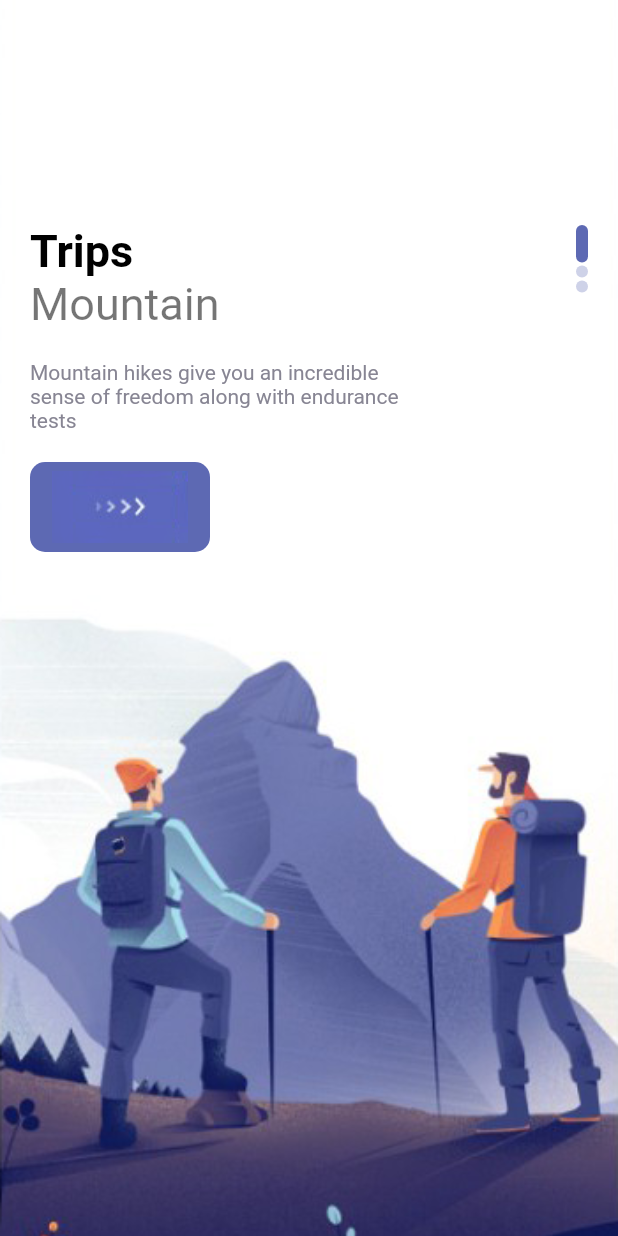
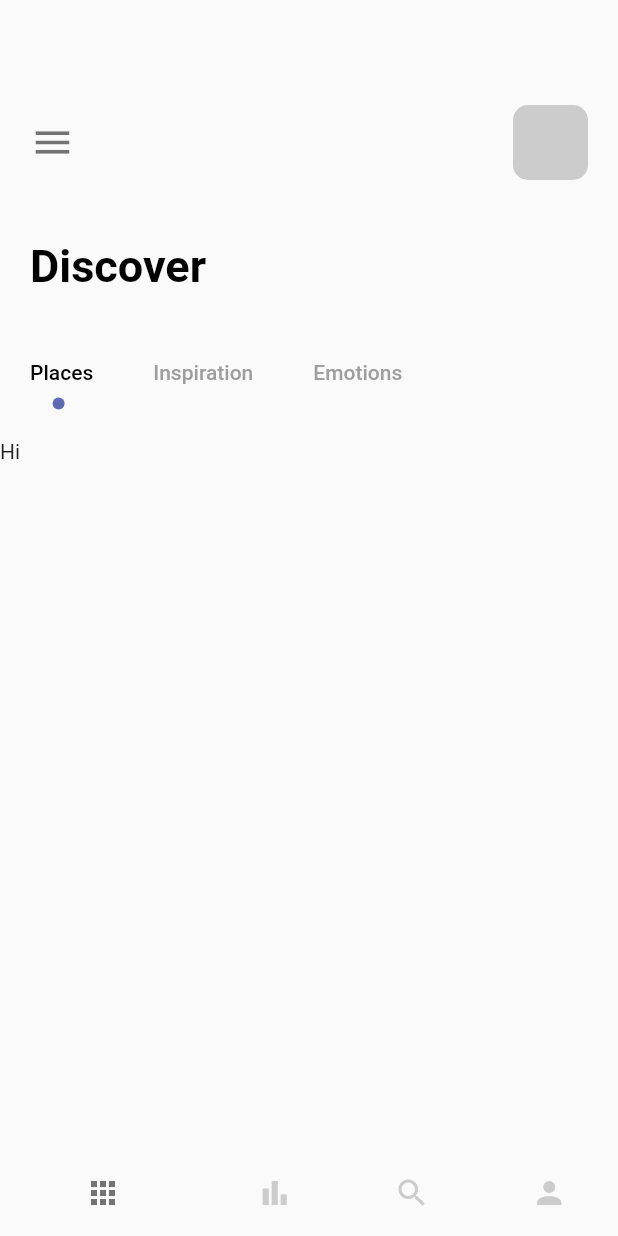
Before and after one commit to ThePenez/Flutter-Cubit-State-Managment-App, a Flutter app: the screen it shows after launch, on a phone screen of 412 x 824 dp. Run offline on Flutter 3.47's test engine with Material 2 defaults, Android fonts, the phone set to English and light mode, and no system bars.

Commit message:
Added bottom navigation bar and partial layout of home page

```diff
--- a/lib/main.dart
+++ b/lib/main.dart
@@ -1,5 +1,5 @@
 import 'package:flutter/material.dart';
-import 'package:flutter_cubit/pages/welcome_page.dart';
+import 'package:flutter_cubit/pages/nav_pages/main_page.dart';
 
 void main() {
   runApp(const MyApp());
@@ -12,13 +12,11 @@ class MyApp extends StatelessWidget {
   @override
   Widget build(BuildContext context) {
     return MaterialApp(
-      title: 'Flutter Demo',
-      debugShowCheckedModeBanner: false,
-      theme: ThemeData(
-
-        primarySwatch: Colors.blue,
-      ),
-      home: WelcomePage()
-    );
+        title: 'Flutter Demo',
+        debugShowCheckedModeBanner: false,
+        theme: ThemeData(
+          primarySwatch: Colors.blue,
+        ),
+        home: const MainPage());
   }
 }
--- a/lib/misc/colors.dart
+++ b/lib/misc/colors.dart
@@ -1,11 +1,11 @@
 import 'dart:ui';
 
-class AppColors{
-  static final Color textColor1= Color(0xFF989acd);
-  static final Color textColor2 = Color(0xFF878593);
-  static final Color bigTextColor=Color(0xFF2e2e31);
-  static final Color mainColor= Color(0xFF5d69b3);
-  static final Color starColor = Color(0xFFe7bb4e);
-  static final Color mainTextColor = Color(0xFFababad);
-  static final Color buttonBackground = Color(0xFFf1f1f9);
+class AppColors {
+  static const Color textColor1 = Color(0xFF989acd);
+  static const Color textColor2 = Color(0xFF878593);
+  static const Color bigTextColor = Color(0xFF2e2e31);
+  static const Color mainColor = Color(0xFF5d69b3);
+  static const Color starColor = Color(0xFFe7bb4e);
+  static const Color mainTextColor = Color(0xFFababad);
+  static const Color buttonBackground = Color(0xFFf1f1f9);
 }
--- /dev/null
+++ b/lib/pages/nav_pages/bar_item_page.dart
@@ -0,0 +1,12 @@
+import 'package:flutter/material.dart';
+
+class BarItemPage extends StatelessWidget {
+  const BarItemPage({Key? key}) : super(key: key);
+
+  @override
+  Widget build(BuildContext context) {
+    return const Center(
+      child: Text("Bar Item Page"),
+    );
+  }
+}
--- /dev/null
+++ b/lib/pages/nav_pages/home_page.dart
@@ -0,0 +1,117 @@
+import 'package:flutter/material.dart';
+import 'package:flutter_cubit/misc/colors.dart';
+import 'package:flutter_cubit/widgets/app_large_text.dart';
+
+class HomePage extends StatefulWidget {
+  const HomePage({Key? key}) : super(key: key);
+
+  @override
+  _HomePageState createState() => _HomePageState();
+}
+
+class _HomePageState extends State<HomePage> with TickerProviderStateMixin {
+  @override
+  Widget build(BuildContext context) {
+    TabController _tabController = TabController(length: 3, vsync: this);
+
+    return Scaffold(
+      body: Column(
+        crossAxisAlignment: CrossAxisAlignment.start,
+        children: [
+          //MENU TEXT
+          Container(
+            padding: const EdgeInsets.only(top: 70, left: 20),
+            child: Row(
+              children: [
+                const Icon(Icons.menu, size: 30, color: Colors.black54),
+                const Expanded(child: SizedBox()),
+                Container(
+                  margin: const EdgeInsets.only(right: 20),
+                  width: 50,
+                  height: 50,
+                  decoration: BoxDecoration(
+                    borderRadius: BorderRadius.circular(10),
+                    color: Colors.grey.withOpacity(0.5),
+                  ),
+                )
+              ],
+            ),
+          ),
+          const SizedBox(height: 40),
+          //DISCOVER TEXT
+          Container(
+            margin: const EdgeInsets.only(left: 20),
+            child: const AppLargeText(text: "Discover"),
+          ),
+          const SizedBox(height: 30),
+          //TAB BAR
+          Container(
+            child: Align(
+              alignment: Alignment.centerLeft,
+              child: TabBar(
+                labelPadding: const EdgeInsets.only(left: 20, right: 20),
+                controller: _tabController,
+                labelColor: Colors.black,
+                unselectedLabelColor: Colors.grey,
+                isScrollable: true,
+                indicatorSize: TabBarIndicatorSize.label,
+                indicator:
+                    CircleTabIndicator(color: AppColors.mainColor, radius: 4),
+                tabs: const [
+                  Tab(text: "Places"),
+                  Tab(text: "Inspiration"),
+                  Tab(text: "Emotions")
+                ],
+              ),
+            ),
+          ),
+          const SizedBox(height: 20),
+          SizedBox(
+            height: 300,
+            width: double.maxFinite,
+            child: TabBarView(
+              controller: _tabController,
+              children: const [
+                Text("Hi"),
+                Text("There"),
+                Text("Bye"),
+              ],
+            ),
+          )
+        ],
+      ),
+    );
+  }
+}
+
+class CircleTabIndicator extends Decoration {
+  final Color color;
+  double radius;
+
+  CircleTabIndicator({required this.color, required this.radius});
+
+  @override
+  BoxPainter createBoxPainter([VoidCallback? onChanged]) {
+    return _CirclePainter(color: color, radius: radius);
+  }
+}
+
+class _CirclePainter extends BoxPainter {
+  final Color color;
+  double radius;
+
+  _CirclePainter({required this.color, required this.radius});
+
+  @override
+  void paint(Canvas canvas, Offset offset, ImageConfiguration configuration) {
+    Paint _paint = Paint();
+    _paint.color = color;
+    _paint.isAntiAlias = true;
+
+    final Offset circleOffset = Offset(
+        configuration.size!.width / 2 - radius / 2,
+        configuration.size!.height - radius);
+
+    canvas.drawCircle(offset + circleOffset, radius, _paint);
+  }
+}
--- /dev/null
+++ b/lib/pages/nav_pages/main_page.dart
@@ -0,0 +1,53 @@
+import 'package:flutter/material.dart';
+import 'package:flutter_cubit/pages/nav_pages/bar_item_page.dart';
+import 'package:flutter_cubit/pages/nav_pages/home_page.dart';
+import 'package:flutter_cubit/pages/nav_pages/my_page.dart';
+import 'package:flutter_cubit/pages/nav_pages/search_page.dart';
+
+class MainPage extends StatefulWidget {
+  const MainPage({Key? key}) : super(key: key);
+
+  @override
+  _MainPageState createState() => _MainPageState();
+}
+
+class _MainPageState extends State<MainPage> {
+  List pages = [
+    const HomePage(),
+    const BarItemPage(),
+    const SearchPage(),
+    const MyPage()
+  ];
+
+  int currentIndex = 0;
+  void onTap(int index) {
+    setState(() {
+      currentIndex = index;
+    });
+  }
+
+  @override
+  Widget build(BuildContext context) {
+    return Scaffold(
+      body: pages[currentIndex],
+      bottomNavigationBar: BottomNavigationBar(
+        currentIndex: currentIndex,
+        onTap: onTap,
+        selectedItemColor: Colors.black54,
+        unselectedItemColor: Colors.grey.withOpacity(0.5),
+        showSelectedLabels: false,
+        showUnselectedLabels: false,
+        selectedFontSize: 0,
+        unselectedFontSize: 0,
+        elevation: 0,
+        items: const [
+          BottomNavigationBarItem(label: "Home", icon: Icon(Icons.apps)),
+          BottomNavigationBarItem(
+              label: "Bar", icon: Icon(Icons.bar_chart_sharp)),
+          BottomNavigationBarItem(label: "Search", icon: Icon(Icons.search)),
+          BottomNavigationBarItem(label: "My", icon: Icon(Icons.person))
+        ],
+      ),
+    );
+  }
+}
--- /dev/null
+++ b/lib/pages/nav_pages/my_page.dart
@@ -0,0 +1,12 @@
+import 'package:flutter/material.dart';
+
+class MyPage extends StatelessWidget {
+  const MyPage({Key? key}) : super(key: key);
+
+  @override
+  Widget build(BuildContext context) {
+    return const Center(
+      child: Text("My Page"),
+    );
+  }
+}
--- /dev/null
+++ b/lib/pages/nav_pages/search_page.dart
@@ -0,0 +1,12 @@
+import 'package:flutter/material.dart';
+
+class SearchPage extends StatelessWidget {
+  const SearchPage({Key? key}) : super(key: key);
+
+  @override
+  Widget build(BuildContext context) {
+    return const Center(
+      child: Text("Search Page"),
+    );
+  }
+}
--- a/lib/pages/welcome_page.dart
+++ b/lib/pages/welcome_page.dart
@@ -1,4 +1,3 @@
-import 'package:flutter/cupertino.dart';
 import 'package:flutter/material.dart';
 import 'package:flutter_cubit/misc/colors.dart';
 import 'package:flutter_cubit/widgets/app_large_text.dart';
@@ -13,15 +12,9 @@ class WelcomePage extends StatefulWidget {
 }
 
 class _WelcomePageState extends State<WelcomePage> {
-  List images = [
-    "welcome-one.png",
-    "welcome-two.png",
-    "welcome-three.png"
-  ];
+  List images = ["welcome-one.png", "welcome-two.png", "welcome-three.png"];
 
-  List text = [
-
-  ];
+  List text = [];
 
   @override
   Widget build(BuildContext context) {
@@ -35,33 +28,30 @@ class _WelcomePageState extends State<WelcomePage> {
               height: double.maxFinite,
               decoration: BoxDecoration(
                   image: DecorationImage(
-                  image: AssetImage(
-                    "img/" + images[index]
-                  ),
-                  fit: BoxFit.cover
-                )
-              ),
+                      image: AssetImage("img/" + images[index]),
+                      fit: BoxFit.cover)),
               child: Container(
-                margin: const EdgeInsets.only(top:150, left: 20, right: 20),
+                  margin: const EdgeInsets.only(top: 150, left: 20, right: 20),
                   child: Row(
                     mainAxisAlignment: MainAxisAlignment.spaceBetween,
                     children: [
                       Column(
                         crossAxisAlignment: CrossAxisAlignment.start,
                         children: [
-                        AppLargeText(text: "Trips"),
-                        AppText(text: "Mountain", textSize: 30),
+                          const AppLargeText(text: "Trips"),
+                          const AppText(text: "Mountain", textSize: 30),
                           const SizedBox(height: 20),
                           Container(
                             width: 250,
-                          child: AppText(
-                            text: "Mountain hikes give you an incredible sense of freedom along with endurance tests",
+                            child: const AppText(
+                              text:
+                                  "Mountain hikes give you an incredible sense of freedom along with endurance tests",
                               color: AppColors.textColor2,
                               textSize: 14,
                             ),
                           ),
                           const SizedBox(height: 20),
-                        ResponsiveButton(width: 120)
+                          const ResponsiveButton(width: 120)
                         ],
                       ),
                       Column(
@@ -69,17 +59,17 @@ class _WelcomePageState extends State<WelcomePage> {
                           return Container(
                             margin: const EdgeInsets.only(bottom: 2),
                             width: 8,
-                          height: index==indexDots?25:8,
+                            height: index == indexDots ? 25 : 8,
                             decoration: BoxDecoration(
                                 borderRadius: BorderRadius.circular(8),
-                            color: index==indexDots?AppColors.mainColor:AppColors.mainColor.withOpacity(0.3)
-                          ),
+                                color: index == indexDots
+                                    ? AppColors.mainColor
+                                    : AppColors.mainColor.withOpacity(0.3)),
                           );
                         }),
                       )
                     ],
-                )
-              ),
+                  )),
             );
           }),
     );
--- a/lib/widgets/app_large_text.dart
+++ b/lib/widgets/app_large_text.dart
@@ -1,24 +1,22 @@
-import 'package:flutter/cupertino.dart';
 import 'package:flutter/material.dart';
 
 class AppLargeText extends StatelessWidget {
-  double textSize;
+  final double textSize;
   final String text;
   final Color color;
-  AppLargeText({Key? key,
-    required this.text,
-    this.textSize = 30,
-    this.color = Colors.black}) : super(key: key);
+  const AppLargeText(
+      {Key? key,
+      required this.text,
+      this.textSize = 30,
+      this.color = Colors.black})
+      : super(key: key);
 
   @override
   Widget build(BuildContext context) {
     return Text(
       text,
       style: TextStyle(
-        color: color,
-        fontSize: textSize,
-        fontWeight: FontWeight.bold
-      ),
+          color: color, fontSize: textSize, fontWeight: FontWeight.bold),
     );
   }
 }
--- a/lib/widgets/app_text.dart
+++ b/lib/widgets/app_text.dart
@@ -1,22 +1,23 @@
-import 'package:flutter/cupertino.dart';
 import 'package:flutter/material.dart';
 
 class AppText extends StatelessWidget {
-  double textSize;
+  final double textSize;
   final String text;
   final Color color;
-  AppText({Key? key,
-    required this.text,
-    this.textSize = 16,
-    this.color = Colors.black54}) : super(key: key);
+  const AppText(
+      {Key? key,
+      required this.text,
+      this.textSize = 16,
+      this.color = Colors.black54})
+      : super(key: key);
 
   @override
   Widget build(BuildContext context) {
     return Text(
       text,
       style: TextStyle(
-          color: color,
-          fontSize: textSize,
+        color: color,
+        fontSize: textSize,
       ),
     );
   }
--- a/lib/widgets/responsive_button.dart
+++ b/lib/widgets/responsive_button.dart
@@ -1,11 +1,12 @@
-import 'package:flutter/cupertino.dart';
+import 'package:flutter/material.dart';
 import 'package:flutter_cubit/misc/colors.dart';
 
 class ResponsiveButton extends StatelessWidget {
-  bool isResponsive;
-  double? width;
+  final bool isResponsive;
+  final double? width;
 
-  ResponsiveButton({Key? key, this.width, this.isResponsive = false}) : super(key: key);
+  const ResponsiveButton({Key? key, this.width, this.isResponsive = false})
+      : super(key: key);
 
   @override
   Widget build(BuildContext context) {
@@ -13,14 +14,10 @@ class ResponsiveButton extends StatelessWidget {
       width: width,
       height: 60,
       decoration: BoxDecoration(
-        borderRadius: BorderRadius.circular(10),
-        color: AppColors.mainColor
-      ),
+          borderRadius: BorderRadius.circular(10), color: AppColors.mainColor),
       child: Row(
         mainAxisAlignment: MainAxisAlignment.center,
-        children: [
-          Image.asset("img/button-one.png")
-        ],
+        children: [Image.asset("img/button-one.png")],
       ),
     );
   }
```
Lines whose indentation alone changed are shown as unchanged.
